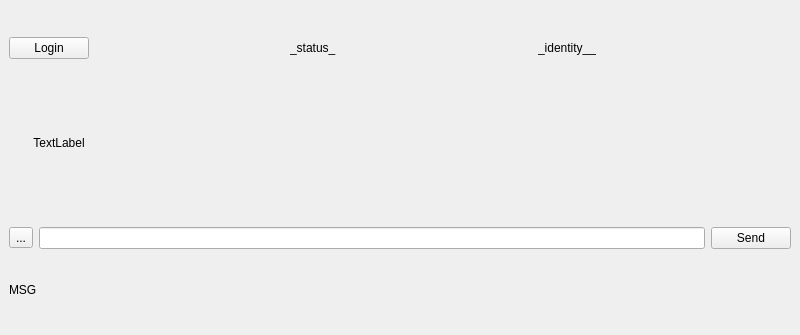
First picture: the form in Sipfun/MainWindow.ui, repository rbbrnc/QTWidgets, before the edit.
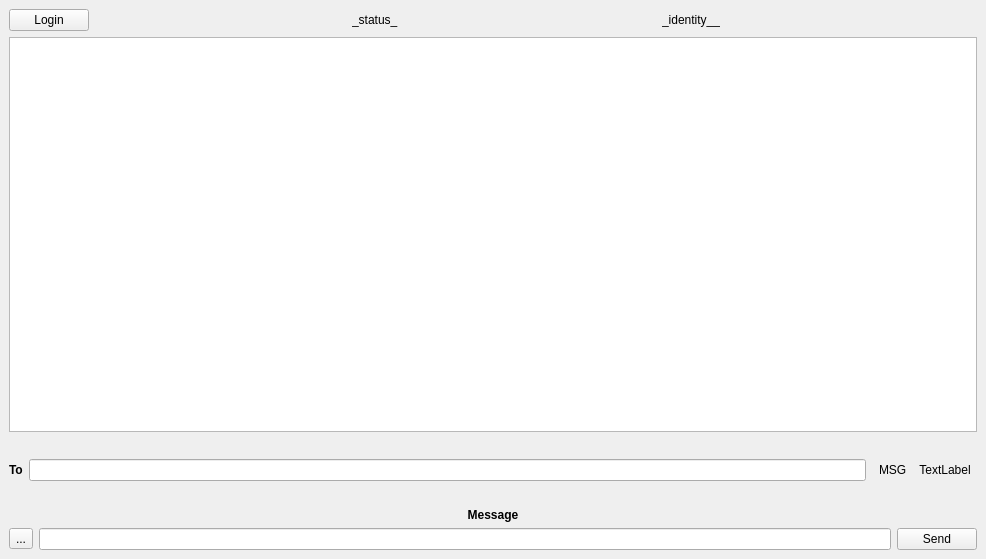
Second picture: the form after the edit. Custom widgets are drawn as their Qt base class.

```diff
--- a/Sipfun/MainWindow.ui
+++ b/Sipfun/MainWindow.ui
@@ -6,8 +6,8 @@
    <rect>
     <x>0</x>
     <y>0</y>
-    <width>800</width>
-    <height>335</height>
+    <width>986</width>
+    <height>559</height>
    </rect>
   </property>
   <property name="sizePolicy">
@@ -20,7 +20,7 @@
    <string>SIPClient</string>
   </property>
   <widget class="QWidget" name="centralwidget">
-   <layout class="QVBoxLayout" name="verticalLayout">
+   <layout class="QVBoxLayout" name="verticalLayout_2">
     <item>
      <layout class="QHBoxLayout" name="horizontalLayout_2">
       <item>
@@ -98,6 +98,49 @@
      </layout>
     </item>
     <item>
+     <widget class="QPlainTextEdit" name="chatTextEdit"/>
+    </item>
+    <item>
+     <layout class="QVBoxLayout" name="verticalLayout">
+      <item>
+       <layout class="QHBoxLayout" name="horizontalLayout_3">
+        <item>
+         <widget class="QLabel" name="label">
+          <property name="font">
+           <font>
+            <weight>75</weight>
+            <bold>true</bold>
+           </font>
+          </property>
+          <property name="text">
+           <string>To</string>
+          </property>
+         </widget>
+        </item>
+        <item>
+         <widget class="QLineEdit" name="toLineEdit"/>
+        </item>
+        <item>
+         <spacer name="horizontalSpacer_4">
+          <property name="orientation">
+           <enum>Qt::Horizontal</enum>
+          </property>
+         </spacer>
+        </item>
+        <item>
+         <widget class="QLabel" name="messageLabel">
+          <property name="sizePolicy">
+           <sizepolicy hsizetype="Preferred" vsizetype="Fixed">
+            <horstretch>0</horstretch>
+            <verstretch>0</verstretch>
+           </sizepolicy>
+          </property>
+          <property name="text">
+           <string>MSG</string>
+          </property>
+         </widget>
+        </item>
+        <item>
      <widget class="QUpdateLabel" name="label_2">
       <property name="sizePolicy">
        <sizepolicy hsizetype="Fixed" vsizetype="Fixed">
@@ -128,6 +171,24 @@
       </property>
      </widget>
     </item>
+       </layout>
+      </item>
+      <item>
+       <widget class="QLabel" name="label_3">
+        <property name="font">
+         <font>
+          <weight>75</weight>
+          <bold>true</bold>
+         </font>
+        </property>
+        <property name="text">
+         <string>Message</string>
+        </property>
+        <property name="alignment">
+         <set>Qt::AlignCenter</set>
+        </property>
+       </widget>
+      </item>
     <item>
      <layout class="QHBoxLayout" name="horizontalLayout">
       <item>
@@ -149,18 +210,7 @@
       </item>
      </layout>
     </item>
-    <item>
-     <widget class="QLabel" name="messageLabel">
-      <property name="sizePolicy">
-       <sizepolicy hsizetype="Preferred" vsizetype="Fixed">
-        <horstretch>0</horstretch>
-        <verstretch>0</verstretch>
-       </sizepolicy>
-      </property>
-      <property name="text">
-       <string>MSG</string>
-      </property>
-     </widget>
+     </layout>
     </item>
    </layout>
   </widget>
```
Left out of the diff: 4 changed lines with no effect on the pictures. Lines whose indentation alone changed are shown as unchanged.
